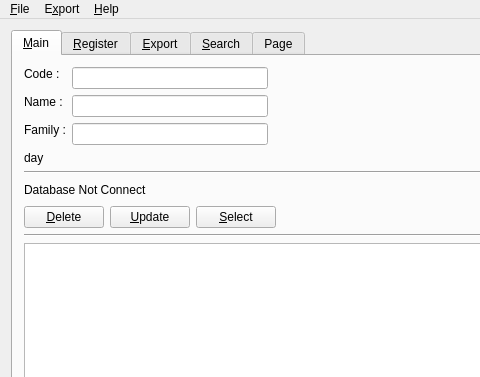
Before: the Qt Designer form LugRegister/mainwindow.ui in alirezafour/ilugRegister, drawn with Qt 5; both pictures show x 0 to 480 and y 0 to 377 of the 588 by 544 pixel window.
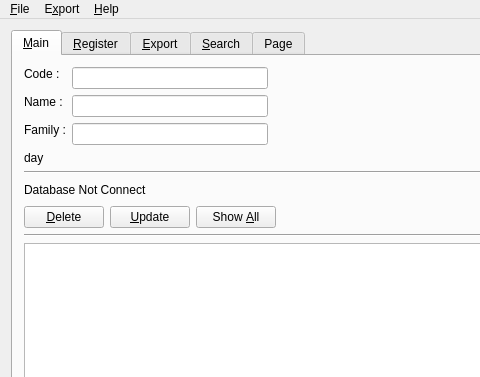
After: the same form once the commit is applied.

Commit message: Change Button Name

What changed in the file:
```diff
--- a/LugRegister/mainwindow.ui
+++ b/LugRegister/mainwindow.ui
@@ -231,7 +231,7 @@
                  </sizepolicy>
                 </property>
                 <property name="text">
-                 <string>&amp;Select</string>
+                 <string>Show &amp;All</string>
                 </property>
                </widget>
               </item>
```
Left out of the diff: 2 changed lines with no effect on the pictures. The commit also changes 3 other files.
